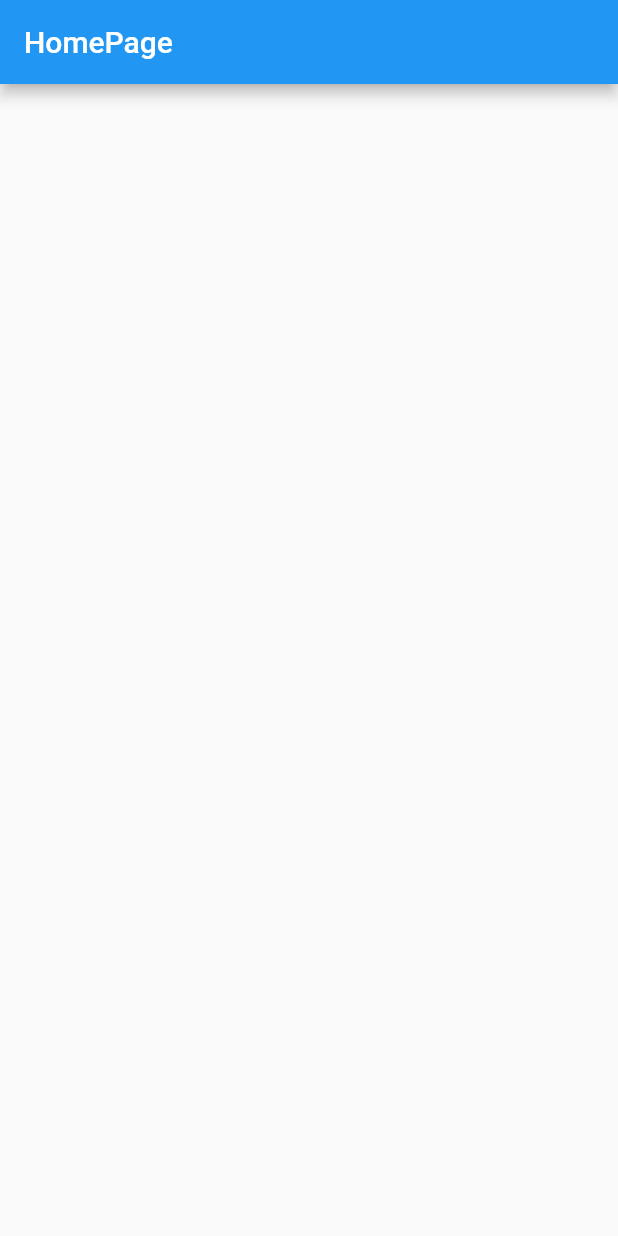
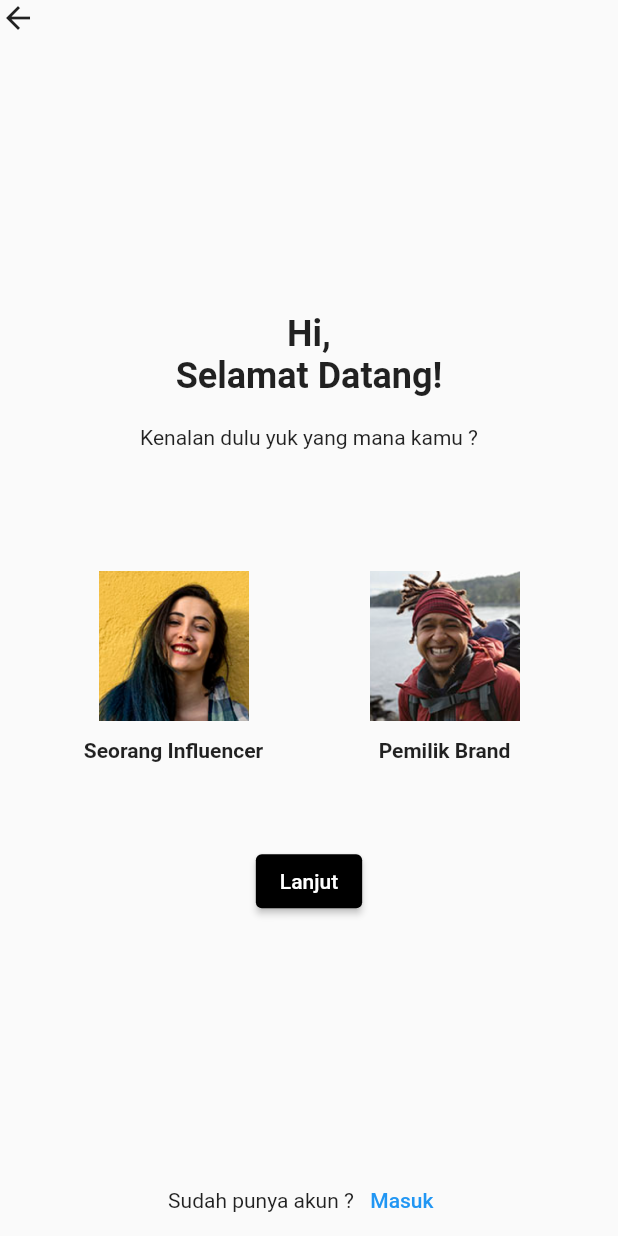
Before and after one commit to Crealivin/mobile-app, a Flutter app: the screen it shows after launch, on a phone screen of 412 x 824 dp. Run offline on Flutter 3.47's test engine with Material 2 defaults, Android fonts, the phone set to English and light mode, and no system bars.

Commit message:
signup selesai

```diff
--- a/lib/main.dart
+++ b/lib/main.dart
@@ -1,6 +1,8 @@
+import 'package:crealivin_apps/screen/brand_screen/brand_singup_screen.dart';
+import 'package:crealivin_apps/screen/choosen_screen.dart';
+import 'package:crealivin_apps/screen/influencer_screen/influencer_singup_screen.dart';
 import 'package:flutter/cupertino.dart';
 import 'package:flutter/material.dart';
-import 'screen/home_screen.dart';
 import 'package:flutter/services.dart';
 
 void main() {
@@ -29,7 +31,13 @@ class MyApp extends StatelessWidget {
         switch (settings.name) {
           case '/':
             return CupertinoPageRoute(
-                builder: (_) => const HomeScreen(), settings: settings);
+                builder: (_) => ChoosenScreen(), settings: settings);
+          case '/influencer-signup':
+            return CupertinoPageRoute(
+                builder: (_) => InfluencerSignupScreen(), settings: settings);
+          case '/brand-signup':
+            return CupertinoPageRoute(
+                builder: (_) => BrandSignupScreen(), settings: settings);
         }
         return null;
       },
--- /dev/null
+++ b/lib/screen/choosen_screen.dart
@@ -0,0 +1,153 @@
+import 'package:crealivin_apps/screen/widgets/costume_checkbox.dart';
+import 'package:flutter/material.dart';
+
+class ChoosenScreen extends StatefulWidget {
+  @override
+  State<ChoosenScreen> createState() => _ChoosenScreenState();
+}
+
+class _ChoosenScreenState extends State<ChoosenScreen> {
+  bool _isInfluencer = false;
+  bool _isBrand = false;
+
+  @override
+  Widget build(BuildContext context) {
+    return Scaffold(
+      body: Column(
+        crossAxisAlignment: CrossAxisAlignment.start,
+        mainAxisAlignment: MainAxisAlignment.spaceBetween,
+        children: [
+          Icon(Icons.arrow_back),
+          Container(
+            margin: EdgeInsets.only(top: 120.0),
+            child: Column(
+              mainAxisAlignment: MainAxisAlignment.center,
+              children: [
+                Text(
+                  'Hi,\nSelamat Datang!',
+                  textAlign: TextAlign.center,
+                  style: TextStyle(fontSize: 24, fontWeight: FontWeight.w700),
+                ),
+                SizedBox(
+                  height: 19,
+                ),
+                Text('Kenalan dulu yuk yang mana kamu ?'),
+                SizedBox(
+                  height: 64,
+                ),
+                Row(
+                  mainAxisAlignment: MainAxisAlignment.spaceEvenly,
+                  children: [
+                    Stack(
+                      alignment: Alignment.center,
+                      children: [
+                        _buildWidgetItemPilihan(
+                          'assets/images/influenc.png',
+                          'Seorang Influencer',
+                        ),
+                        Container(
+                          child: GestureDetector(
+                            onTap: () {
+                              setState(() {
+                                _isInfluencer = !_isInfluencer;
+                                _isBrand = !_isInfluencer;
+                                _isBrand = false;
+                              });
+                            },
+                            child: CustomCheckBox(
+                              isCheck: _isInfluencer,
+                            ),
+                          ),
+                        ),
+
+                        // Checkbox(value: __isInfluencerr, onChanged:null,),
+                      ],
+                    ),
+                    Stack(
+                      alignment: Alignment.center,
+                      children: [
+                        _buildWidgetItemPilihan(
+                          'assets/images/client.png',
+                          'Pemilik Brand',
+                        ),
+                        Container(
+                          child: GestureDetector(
+                            onTap: () {
+                              setState(() {
+                                _isBrand = !_isBrand;
+                                _isInfluencer = !_isBrand;
+                                _isInfluencer = false;
+                              });
+                            },
+                            child: CustomCheckBox(
+                              isCheck: _isBrand,
+                            ),
+                          ),
+                        ),
+                      ],
+                    ),
+                  ],
+                ),
+                SizedBox(
+                  height: 50,
+                ),
+                ElevatedButton(
+                  onPressed: () {
+                    if (_isInfluencer == true) {
+                      Navigator.pushNamed(context, '/influencer-signup');
+                    } else if (_isBrand == true) {
+                      Navigator.pushNamed(context, '/brand-signup');
+                    } else {
+                      ScaffoldMessenger.of(context).showSnackBar(
+                        SnackBar(
+                          behavior: SnackBarBehavior.floating,
+                          content: Text('Opps silahkan pilih terlebih dahulu'),
+                        ),
+                      );
+                    }
+                  },
+                  child: Text('Lanjut'),
+                  style:
+                      ElevatedButton.styleFrom(backgroundColor: Colors.black),
+                ),
+                SizedBox(
+                  height: 100,
+                ),
+              ],
+            ),
+          ),
+          Row(
+            mainAxisAlignment: MainAxisAlignment.center,
+            children: [
+              Text('Sudah punya akun ?'),
+              TextButton(
+                onPressed: () {},
+                child: Text('Masuk'),
+              ),
+            ],
+          ),
+        ],
+      ),
+    );
+  }
+
+  Column _buildWidgetItemPilihan(String imageAsset, String text) {
+    return Column(
+      children: [
+        Container(
+          margin: EdgeInsets.only(bottom: 12.0, top: 12.0),
+          height: 100,
+          width: 100,
+          child: Image.asset(
+            imageAsset,
+            fit: BoxFit.cover,
+          ),
+        ),
+        Text(
+          text,
+          style: TextStyle(fontWeight: FontWeight.bold),
+        ),
+      ],
+    );
+  }
+}
--- /dev/null
+++ b/lib/screen/widgets/costume_checkbox.dart
@@ -0,0 +1,31 @@
+import 'package:flutter/material.dart';
+
+class CustomCheckBox extends StatefulWidget {
+  final bool isCheck;
+
+  const CustomCheckBox({required this.isCheck});
+
+
+  @override
+  State<CustomCheckBox> createState() => _CustomCheckBoxState();
+}
+
+class _CustomCheckBoxState extends State<CustomCheckBox> {
+ bool _isSlected = true;
+
+
+  @override
+  Widget build(BuildContext context) {
+    _isSlected = widget.isCheck;
+    return AnimatedContainer(
+      duration: Duration(milliseconds: 1000),
+      curve: Curves.fastLinearToSlowEaseIn ,
+      child: Container(
+        color: _isSlected ? Colors.black.withOpacity(0.1) : Colors.transparent,
+        width: 130,
+        height: 150,
+        child: _isSlected? Icon(Icons.check, color: Colors.white, size: 100,): null,
+      ),
+    );
+  }
+}
--- a/pubspec.yaml
+++ b/pubspec.yaml
@@ -58,9 +58,9 @@ flutter:
   uses-material-design: true
 
   # To add assets to your application, add an assets section, like this:
-  # assets:
-  #   - images/a_dot_burr.jpeg
-  #   - images/a_dot_ham.jpeg
+  assets:
+    - assets/images/client.png
+    - assets/images/influenc.png
 
   # An image asset can refer to one or more resolution-specific "variants", see
   # https://flutter.dev/assets-and-images/#resolution-aware
```
Also changed, not shown: lib/screen/brand_screen/brand_singup_screen.dart (added, +151 -0 lines), lib/screen/home_screen.dart (+8 -1 lines), lib/screen/influencer_screen/influencer_singup_screen.dart (added, +151 -0 lines), assets/images/client.png (added), assets/images/influenc.png (added), pubspec.lock.
